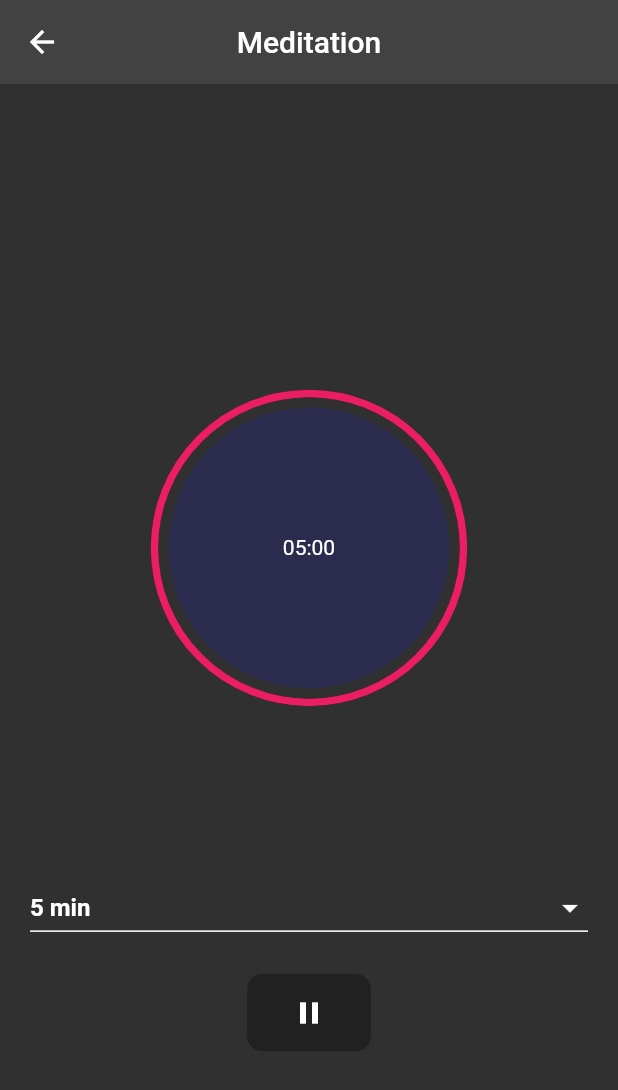
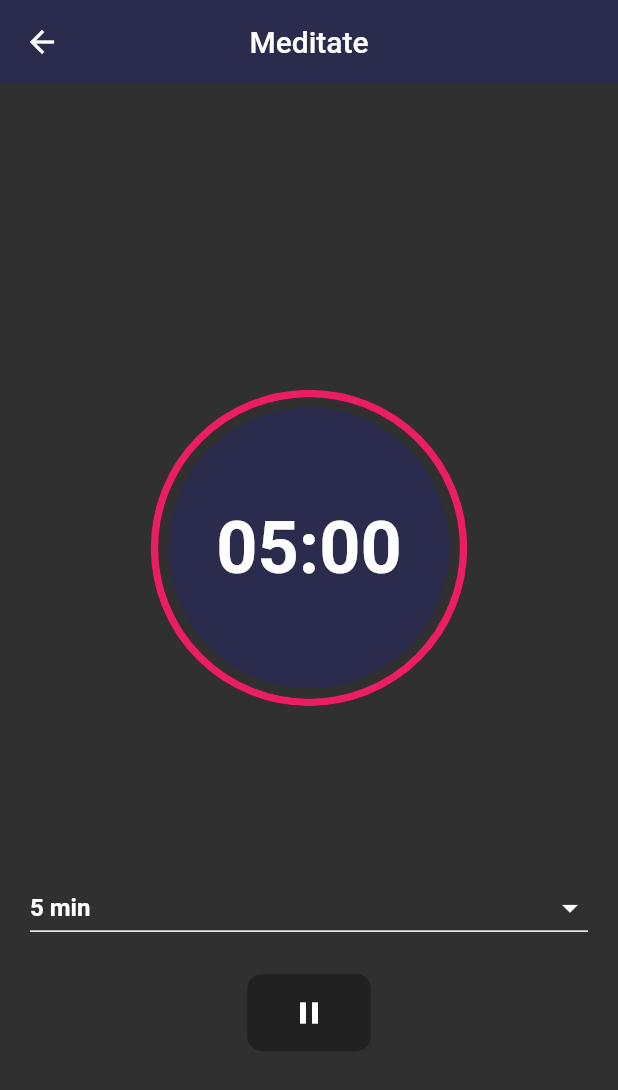
Before and after one commit to yashrathi-git/Serenity, a Flutter app: the MeditationScreen screen opened directly, after a tap on the "play arrow" icon, on a phone screen of 412 x 824 dp. Shown: the top 1090 px of the screen. Run offline on Flutter 3.47's test engine with Material 2 defaults, Android fonts, the phone set to English and light mode, and no system bars; drawn by our look-alikes of circular_countdown_timer; our stand-ins replace animate_do, animated_text_kit, carousel_slider, cloud_firestore, delayed_display, firebase_auth and 9 more; accounts and stored records are empty.

Commit message:
Meditation feature

```diff
--- a/lib/screens/mental_health/meditation_screen.dart
+++ b/lib/screens/mental_health/meditation_screen.dart
@@ -1,5 +1,3 @@
-import 'dart:html';
-
 import 'package:just_audio/just_audio.dart';
 import 'package:flutter/material.dart';
 import 'package:circular_countdown_timer/circular_countdown_timer.dart';
@@ -17,6 +15,7 @@ class _MeditationScreenState extends State<MeditationScreen> {
 
   Icon _clockButton = kPlayClockButton; // Initial value
   bool _isClockStarted = false; // Conditional flag
+  bool _isClockRunning = false; // Flag to track clock running state
 
   int selectedTime = 5; // Default time in minutes
 
@@ -28,12 +27,16 @@ class _MeditationScreenState extends State<MeditationScreen> {
       _clockButton = kPauseClockButton;
 
       final player = AudioPlayer();
-      await player.setFilePath("t.mp3");
-      player.play();
+      // await player.setFilePath("t.mp3");
+      // player.play();
       if (!_isClockStarted) {
         // Processed on init
         _isClockStarted = true;
         _clockController.start();
+        setState(() {
+          _isClockRunning =
+              true; // Update the flag to indicate clock is running
+        });
       } else {
         // Processed on play
         _clockController.resume();
@@ -43,6 +46,11 @@ class _MeditationScreenState extends State<MeditationScreen> {
       _clockButton = kPlayClockButton;
       _clockController.pause();
     }
+
+    setState(() {
+      // Update the UI with the new icon
+      _clockButton = _clockButton;
+    });
   }
 
   @override
@@ -53,8 +61,14 @@ class _MeditationScreenState extends State<MeditationScreen> {
     return Scaffold(
       appBar: AppBar(
         elevation: 0.0,
-        title: Text('Meditation'),
+        title: Text(
+          'Meditate',
+          style: TextStyle(
+            color: Colors.white,
+          ),
+        ),
         centerTitle: true,
+        backgroundColor: Color(0xFF2A2B4D),
       ),
       body: Center(
         child: Container(
@@ -67,13 +81,17 @@ class _MeditationScreenState extends State<MeditationScreen> {
                     selectedTime.toString()), // Add a key to the timer widget
                 controller: _clockController,
                 isReverseAnimation: true,
-                ringColor: Color(0xff0B0C19),
+                ringColor: Color(0xFF0B0C19),
                 height: height,
                 width: width,
                 autoStart: false,
                 duration: selectedTime * 60,
                 isReverse: true,
-                textStyle: TextStyle(color: Colors.white),
+                textStyle: TextStyle(
+                  color: Colors.white,
+                  fontSize: 48,
+                  fontWeight: FontWeight.bold,
+                ),
                 fillColor: Colors.pink,
                 backgroundColor: Color(0xFF2A2B4D),
                 strokeCap: StrokeCap.round,
@@ -99,19 +117,23 @@ class _MeditationScreenState extends State<MeditationScreen> {
                     ),
                   );
                 }).toList(),
-                onChanged: (value) {
-                  setState(() {
-                    selectedTime = value!;
-                  });
-                },
+                onChanged: _isClockRunning
+                    ? null
+                    : (value) {
+                        setState(() {
+                          selectedTime = value!;
+                        });
+                      },
                 style: TextStyle(
                   fontSize: 16,
                   fontWeight: FontWeight.w600,
                   color: Colors.white, // Update the color to white
                 ),
                 elevation: 3,
-                icon: Icon(Icons.arrow_drop_down,
-                    color: Colors.white), // Update the icon color to white
+                icon: Icon(
+                  Icons.arrow_drop_down,
+                  color: Colors.white, // Update the icon color to white
+                ),
                 iconSize: 24,
                 underline: Container(
                   height: 1,
```
